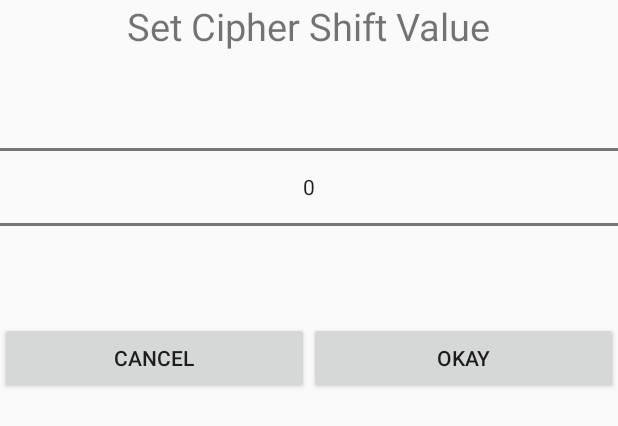
After one commit to Haltaar/Texting, an Android app: the layout dialog_caeser.xml on its own in the app's theme, with its tools: preview values and no code run, on a phone screen of 412 x 824 dp. The commit adds this screen. Shown: the top 426 px of the screen. Run offline under Robolectric (Android 15) with nearby library versions, the phone set to English and light mode, and no system bars.

Commit message:
added dialog to set shift value for caeser cipher. TODO implement further ciphers

```diff
--- /dev/null
+++ b/app/src/main/res/layout/dialog_caeser.xml
@@ -0,0 +1,39 @@
+<?xml version="1.0" encoding="utf-8"?>
+<LinearLayout xmlns:android="http://schemas.android.com/apk/res/android"
+    android:orientation="vertical" android:layout_width="match_parent"
+    android:layout_height="match_parent">
+
+    <TextView
+        android:id="@+id/textViewTitle"
+        android:layout_gravity="center"
+        android:layout_width="wrap_content"
+        android:layout_height="wrap_content"
+        android:text="Set Cipher Shift Value"
+        android:textSize="25dp"/>
+
+    <NumberPicker
+        android:id="@+id/numberPicker"
+        android:layout_width="match_parent"
+        android:layout_height="wrap_content" />
+
+    <LinearLayout
+        android:layout_width="match_parent"
+        android:layout_height="match_parent"
+        android:orientation="horizontal">
+
+        <Button
+            android:id="@+id/buttonCancel"
+            android:layout_width="wrap_content"
+            android:layout_height="wrap_content"
+            android:layout_weight="1"
+            android:text="Cancel" />
+
+        <Button
+            android:id="@+id/buttonOkay"
+            android:layout_width="wrap_content"
+            android:layout_height="wrap_content"
+            android:layout_weight="1"
+            android:text="Okay" />
+    </LinearLayout>
+
+</LinearLayout>
```
Also changed, not shown: app/src/main/java/com/example/haltaar/texting/ThreadActivity.java (+39 -4 lines), 16 other files.
